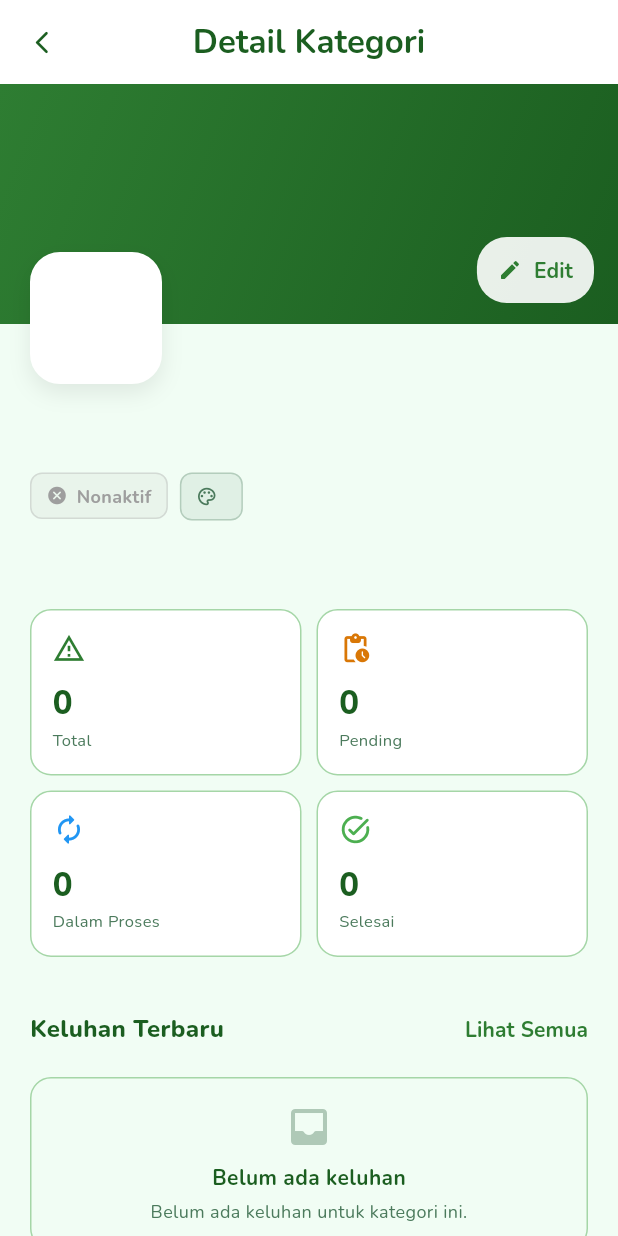
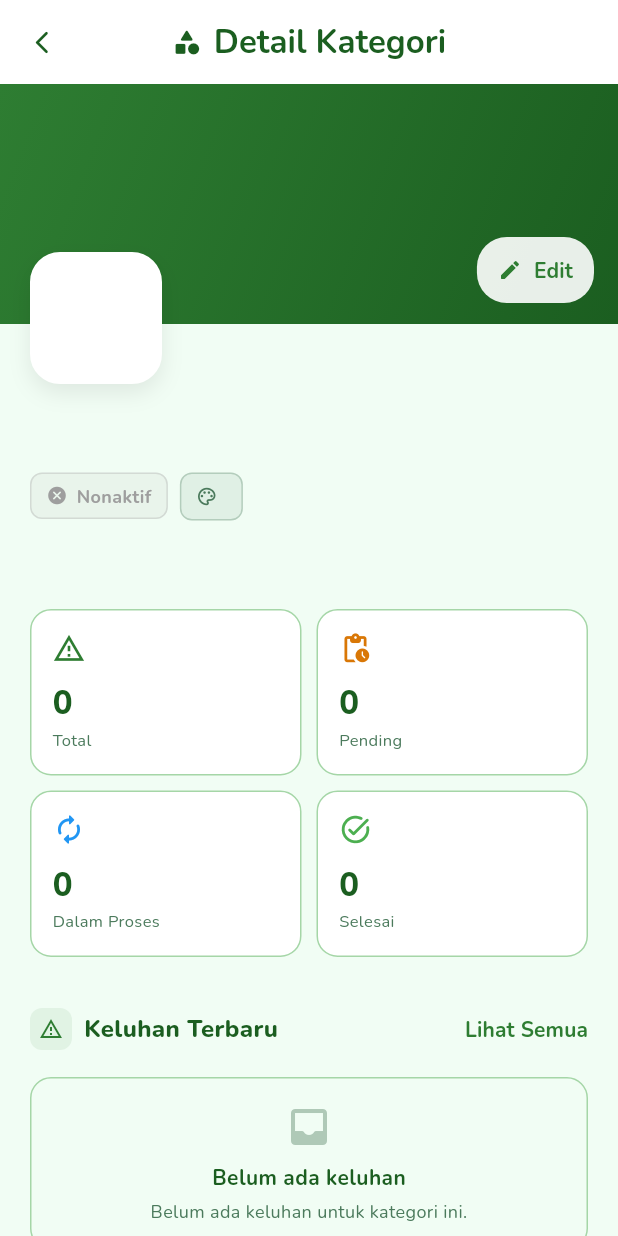
Before and after one commit to Mifta24/mypengaduan_app, a Flutter app: the AdminCategoryDetailScreen screen opened directly with empty values, on a phone screen of 412 x 824 dp. Run offline on Flutter 3.47's test engine with Material 3 defaults, Android fonts, the phone set to English and light mode, and no system bars; our stand-ins replace cached_network_image, dio, file_picker, firebase_core, firebase_messaging, flutter_local_notifications and 7 more; missing offline and left inert: excel; accounts and stored records are empty; network calls fail.

```diff
--- a/lib/screens/admin/categories/category_detail_screen.dart
+++ b/lib/screens/admin/categories/category_detail_screen.dart
@@ -194,7 +194,14 @@ class _AdminCategoryDetailScreenState extends State<AdminCategoryDetailScreen> {
     return Scaffold(
       backgroundColor: AppTheme.surface,
       appBar: AppBar(
-        title: Text('Detail Kategori', style: GoogleFonts.nunito(fontWeight: FontWeight.w700)),
+        title: Row(
+          mainAxisSize: MainAxisSize.min,
+          children: [
+            const Icon(Icons.category_rounded, size: 20),
+            const SizedBox(width: 8),
+            Text('Detail Kategori', style: GoogleFonts.nunito(fontWeight: FontWeight.w700)),
+          ],
+        ),
         leading: IconButton(
           icon: const Icon(Icons.arrow_back_ios_new_rounded, size: 18),
           onPressed: () => Navigator.pop(context, _hasChanges),
@@ -323,6 +330,7 @@ class _AdminCategoryDetailScreenState extends State<AdminCategoryDetailScreen> {
                         const SizedBox(height: 24),
                         _buildSectionHeader(
                           'Keluhan Terbaru',
+                          icon: Icons.report_problem_outlined,
                           action: TextButton(
                             onPressed: _showAllComplaints,
                             style: TextButton.styleFrom(padding: EdgeInsets.zero, minimumSize: const Size(50, 30)),
@@ -335,7 +343,7 @@ class _AdminCategoryDetailScreenState extends State<AdminCategoryDetailScreen> {
                             : _buildComplaintTile(latestComplaint),
 
                         const SizedBox(height: 24),
-                        _buildSectionHeader('Detail Kategori'),
+                        _buildSectionHeader('Detail Kategori', icon: Icons.info_outline_rounded),
                         const SizedBox(height: 8),
                         Container(
                           padding: const EdgeInsets.all(16),
@@ -360,7 +368,7 @@ class _AdminCategoryDetailScreenState extends State<AdminCategoryDetailScreen> {
                         ),
 
                         const SizedBox(height: 24),
-                        _buildSectionHeader('Aksi'),
+                        _buildSectionHeader('Aksi', icon: Icons.touch_app_rounded),
                         const SizedBox(height: 12),
                         Wrap(
                           spacing: 10,
@@ -438,9 +446,20 @@ class _AdminCategoryDetailScreenState extends State<AdminCategoryDetailScreen> {
     );
   }
 
-  Widget _buildSectionHeader(String title, {Widget? action}) {
+  Widget _buildSectionHeader(String title, {Widget? action, IconData? icon}) {
     return Row(
       children: [
+        if (icon != null) ...[
+          Container(
+            padding: const EdgeInsets.all(6),
+            decoration: BoxDecoration(
+              color: AppTheme.primary.withValues(alpha: 0.08),
+              borderRadius: BorderRadius.circular(8),
+            ),
+            child: Icon(icon, size: 16, color: AppTheme.primary),
+          ),
+          const SizedBox(width: 8),
+        ],
         Text(title, style: GoogleFonts.nunito(fontSize: 16, fontWeight: FontWeight.w800, color: AppTheme.textPrimary)),
         const Spacer(),
         if (action != null) action,
```
Also changed, not shown: lib/screens/admin/categories/categories_tab.dart (+12 -5 lines).
